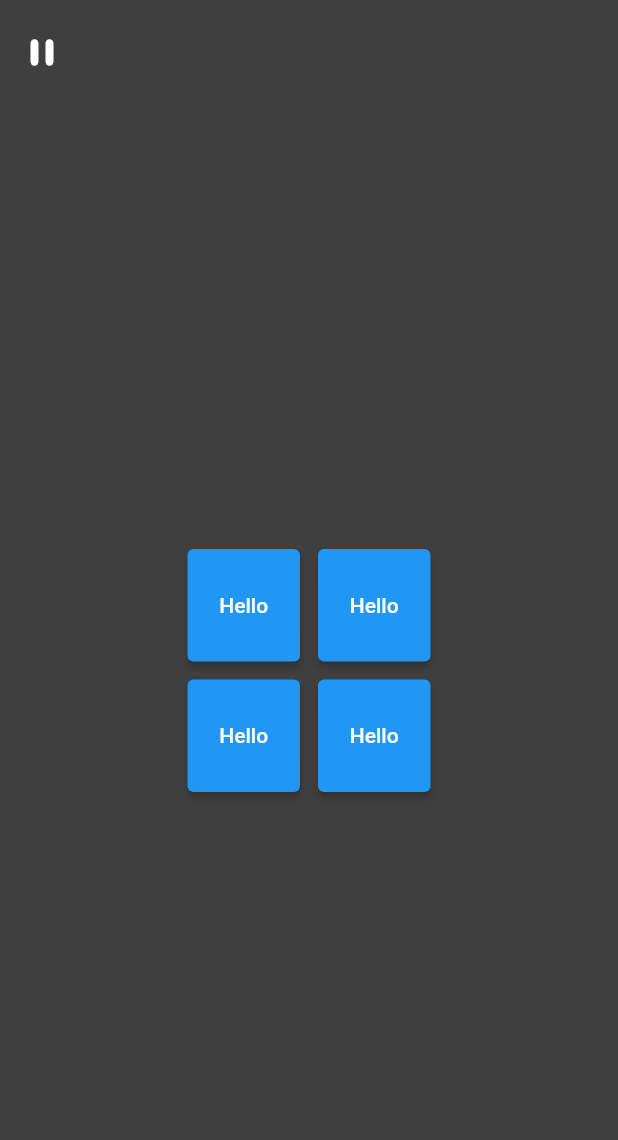
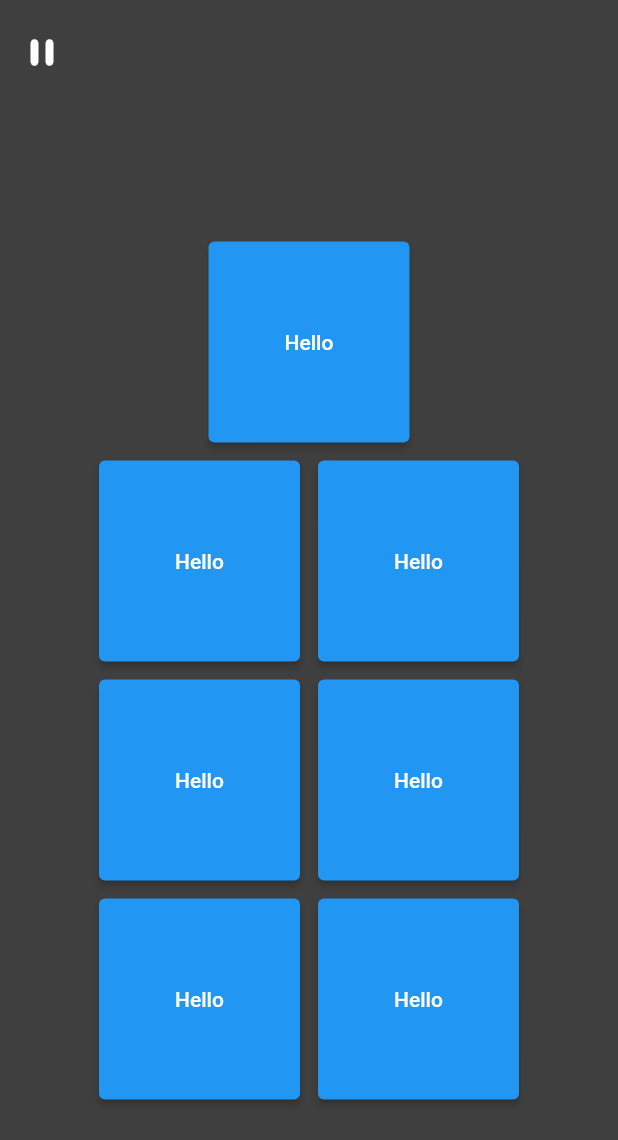
Before and after one commit to Texyfore/simon-says, a Flutter app: the GameScreen screen opened by its route, on a phone screen of 412 x 824 dp. Shown: the top 1140 px of the screen. Run offline on Flutter 3.47's test engine with Material 2 defaults, Android fonts, the light colour scheme and no system bars; our stand-ins replace audioplayers, bloc, flutter_bloc, flutter_spinkit, visibility_detector; missing offline and left inert: flutter_launcher_icons.

Commit message:
responsive game tile layout

```diff
--- a/lib/pages/game.dart
+++ b/lib/pages/game.dart
@@ -48,7 +48,8 @@ class GameScreen extends StatelessWidget {
   Widget build(BuildContext context) {
     //I really hope we aren't planning to change the tile count during gameplay
 
-    var buttonCount = context.bloc<TilesCubit>().state;
+    //var buttonCount = context.bloc<TilesCubit>().state;
+    var buttonCount = 7;
     var states = getButtonStates(buttonCount);
     var rows = getRows(states);
     return Scaffold(
--- a/lib/widgets/GameButton.dart
+++ b/lib/widgets/GameButton.dart
@@ -9,13 +9,23 @@ class GameButton extends StatefulWidget {
 }
 
 class _GameButtonState extends State<GameButton> {
+
   @override
   Widget build(BuildContext context) {
+
+    //Padding értéke
+    var paddingSize = 6.0;
+    // csempék száma egy teli sorban
+    var nOfTilesInRow = 2;
+    var nOfButtons = 7;
+    // egy csempe magassága és szélessége
+    var tileSize = (nOfButtons == 7 || nOfButtons == 8) ? (MediaQuery.of(context).size.width / nOfTilesInRow) - (6 * nOfTilesInRow * paddingSize) : (MediaQuery.of(context).size.width / nOfTilesInRow) - (nOfTilesInRow * paddingSize);
+
     return Padding(
-      padding: EdgeInsets.all(6.0),
+      padding: EdgeInsets.all(paddingSize),
       child: Container(
-        height: 75,
-        width: 75,
+        height: tileSize,
+        width: tileSize,
         child: ElevatedButton(
           onPressed: () {},
           child: Text('Hello'),
```
